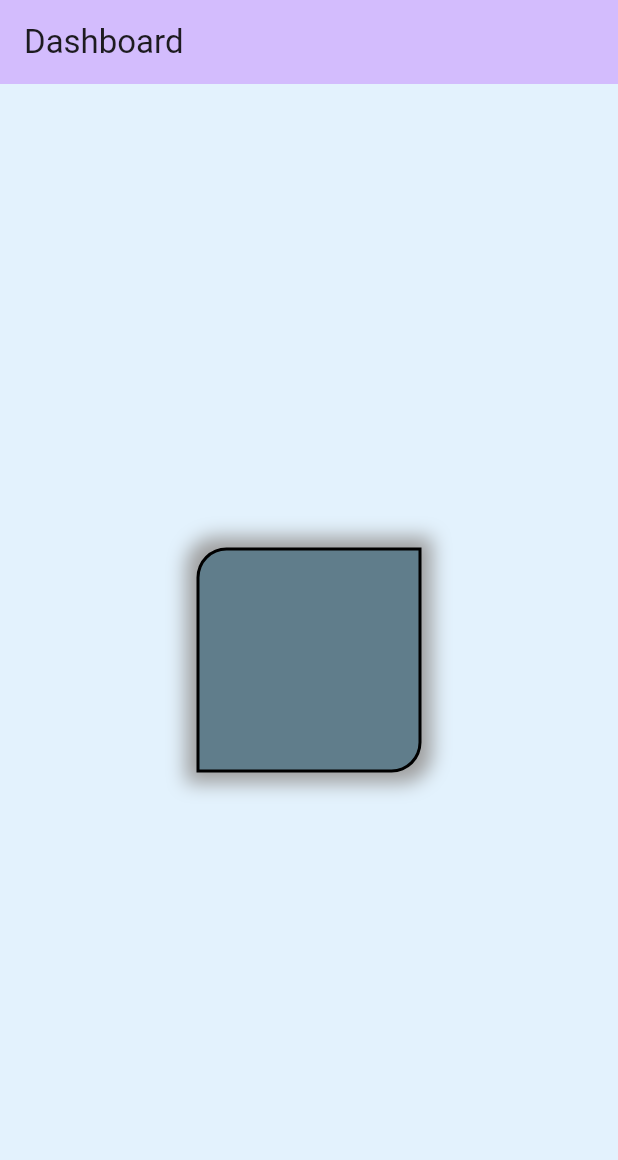
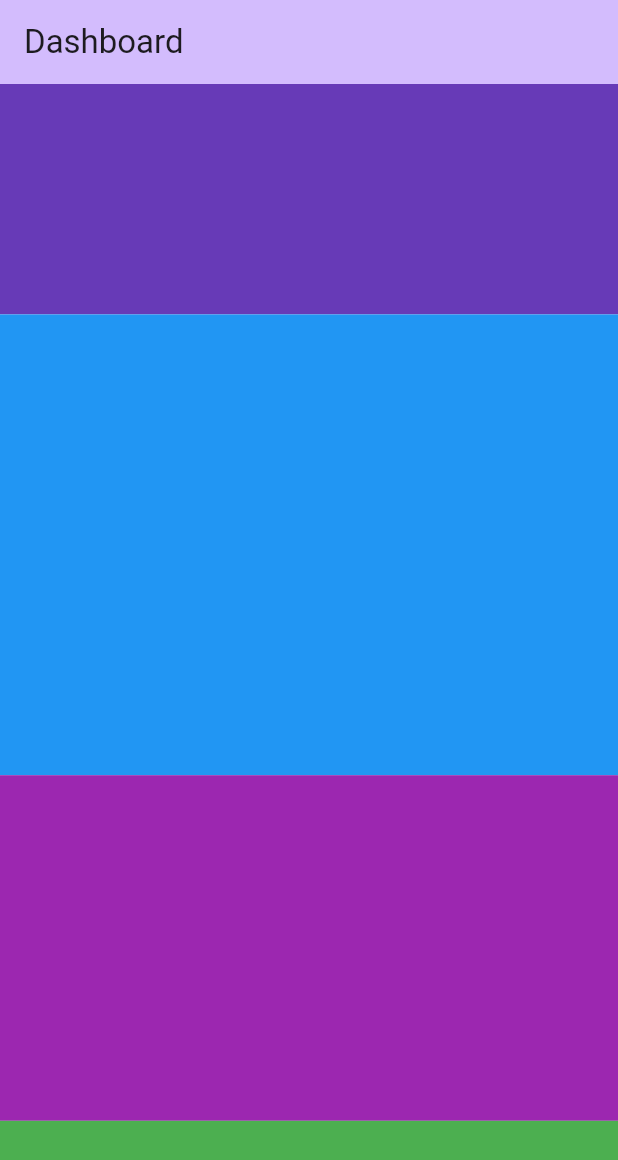
Before and after one commit to priyanshudekate01/learningFlutter, a Flutter app: the screen it shows after launch, on a phone screen of 412 x 824 dp. Shown: the top 1160 px of the screen. Run offline on Flutter 3.47's test engine with Material 3 defaults, Android fonts, the phone set to English and light mode, and no system bars.

Commit message:
Expanded Widget

```diff
--- a/lib/main.dart
+++ b/lib/main.dart
@@ -48,37 +48,41 @@ class _MyHomePageState extends State<MyHomePage> {
 
           title: Text('Dashboard'),
         ),
-        body:Container(
-          width: double.infinity,
-          height: double.infinity,
-          color: Colors.blue.shade50,
-          child: Center(
-            child: Container(
-              width: 150,
-              height: 150,
-
-              decoration: BoxDecoration(
-                borderRadius: BorderRadius.only(
-                  topLeft:  Radius.circular(20),
-                  bottomRight: Radius.circular(20),
-                ),
-                border: Border.all(
-                  color: Colors.black,
-                  width: 2,
-                ),
-                boxShadow:[
-                  BoxShadow(
-                    blurRadius: 10,
-                    spreadRadius: 7,
-                    color: Colors.grey
-                  )
-                ] ,
-                shape: BoxShape.rectangle,
-                // borderRadius: BorderRadius.circular(20),
-                color: Colors.blueGrey,
+        body: Column(
+          mainAxisAlignment: MainAxisAlignment.center,
+          children: [
+            Expanded(
+              flex: 2,
+              child: Container(
+                // width: 50,
+                height: 100,
+                color: Colors.deepPurple,
               ),
             ),
-          ),
+            Expanded(
+              flex: 4,
+              child: Container(
+                // width: 50,
+                height: 100,
+                color: Colors.blue,
+              ),
+            ),
+            Expanded(
+              flex: 3,
+              child: Container(
+                // width: 50,
+                height: 100,
+                color: Colors.purple,
+              ),
+            ),
+            Expanded(
+              child: Container(
+                // width: 50,
+                height: 100,
+                color: Colors.green,
+              ),
+            ),
+          ],
         )
 
 
```
